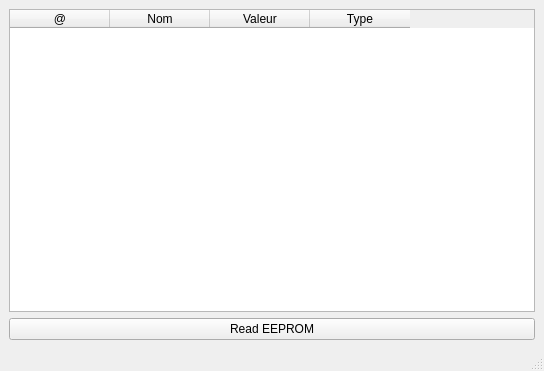
Old version of the form PluginModules/EEPROM_CPU/ihm_EEPROM_CPU.ui in the repository CRLG/LABOTBOX.
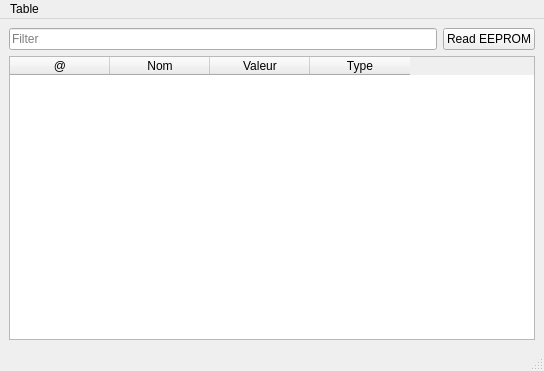
New version of the form.

Commit message: [EEPROM_CPU] Ajout du filtre de recherche de donnée

```diff
--- a/PluginModules/EEPROM_CPU/ihm_EEPROM_CPU.ui
+++ b/PluginModules/EEPROM_CPU/ihm_EEPROM_CPU.ui
@@ -16,6 +16,20 @@
   <widget class="QWidget" name="centralwidget">
    <layout class="QGridLayout" name="gridLayout">
     <item row="0" column="0">
+     <widget class="QLineEdit" name="filter_txt">
+      <property name="placeholderText">
+       <string>Filter</string>
+      </property>
+     </widget>
+    </item>
+    <item row="0" column="1">
+     <widget class="QPushButton" name="pb_read_eeprom">
+      <property name="text">
+       <string>Read EEPROM</string>
+      </property>
+     </widget>
+    </item>
+    <item row="1" column="0" colspan="2">
      <widget class="QTableWidget" name="table_eeprom">
       <property name="alternatingRowColors">
        <bool>true</bool>
@@ -48,13 +62,6 @@
       </column>
      </widget>
     </item>
-    <item row="1" column="0">
-     <widget class="QPushButton" name="pb_read_eeprom">
-      <property name="text">
-       <string>Read EEPROM</string>
-      </property>
-     </widget>
-    </item>
    </layout>
   </widget>
   <widget class="QMenuBar" name="menubar">
@@ -66,6 +73,15 @@
      <height>22</height>
     </rect>
    </property>
+   <widget class="QMenu" name="menuTable">
+    <property name="title">
+     <string>Table</string>
+    </property>
+    <addaction name="actionOpen"/>
+    <addaction name="actionSave"/>
+    <addaction name="actionImport"/>
+   </widget>
+   <addaction name="menuTable"/>
   </widget>
   <widget class="QStatusBar" name="statusbar"/>
  </widget>
```
Left out of the diff: 15 changed lines with no effect on the pictures. The commit also changes 2 other files.
